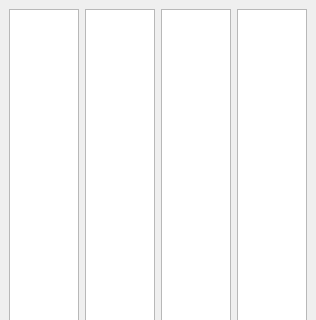
mbridak/not1mm, file not1mm/data/checkwindow.ui: the form before one commit; both pictures show x 0 to 316 and y 0 to 320 of the 316 by 600 pixel window.
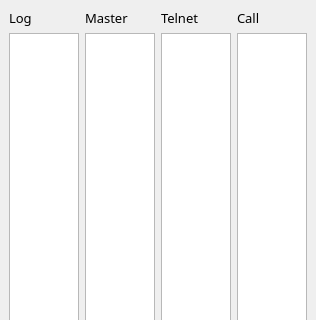
The form after the commit.

Commit message: Add column names.

```diff
--- a/not1mm/data/checkwindow.ui
+++ b/not1mm/data/checkwindow.ui
@@ -21,17 +21,69 @@
   </property>
   <widget class="QWidget" name="centralwidget">
    <layout class="QGridLayout" name="gridLayout">
-    <item row="0" column="0">
+    <item row="1" column="1">
+     <widget class="QListWidget" name="masterList"/>
+    </item>
+    <item row="1" column="3">
+     <widget class="QListWidget" name="callhistoryList"/>
+    </item>
+    <item row="1" column="2">
+     <widget class="QListWidget" name="telnetList"/>
+    </item>
+    <item row="1" column="0">
      <widget class="QListWidget" name="logList"/>
     </item>
+    <item row="0" column="0">
+     <widget class="QLabel" name="logListLabel">
+      <property name="font">
+       <font>
+        <family>JetBrains Mono</family>
+        <pointsize>10</pointsize>
+       </font>
+      </property>
+      <property name="text">
+       <string>Log</string>
+      </property>
+     </widget>
+    </item>
     <item row="0" column="1">
-     <widget class="QListWidget" name="masterList"/>
+     <widget class="QLabel" name="masterListLabel">
+      <property name="font">
+       <font>
+        <family>JetBrains Mono</family>
+        <pointsize>10</pointsize>
+       </font>
+      </property>
+      <property name="text">
+       <string>Master</string>
+      </property>
+     </widget>
     </item>
     <item row="0" column="2">
-     <widget class="QListWidget" name="telnetList"/>
+     <widget class="QLabel" name="telnetListLabel">
+      <property name="font">
+       <font>
+        <family>JetBrains Mono</family>
+        <pointsize>10</pointsize>
+       </font>
+      </property>
+      <property name="text">
+       <string>Telnet</string>
+      </property>
+     </widget>
     </item>
     <item row="0" column="3">
-     <widget class="QListWidget" name="callhistoryList"/>
+     <widget class="QLabel" name="callhistoryListLabel">
+      <property name="font">
+       <font>
+        <family>JetBrains Mono</family>
+        <pointsize>10</pointsize>
+       </font>
+      </property>
+      <property name="text">
+       <string>Call</string>
+      </property>
+     </widget>
     </item>
    </layout>
   </widget>
```
